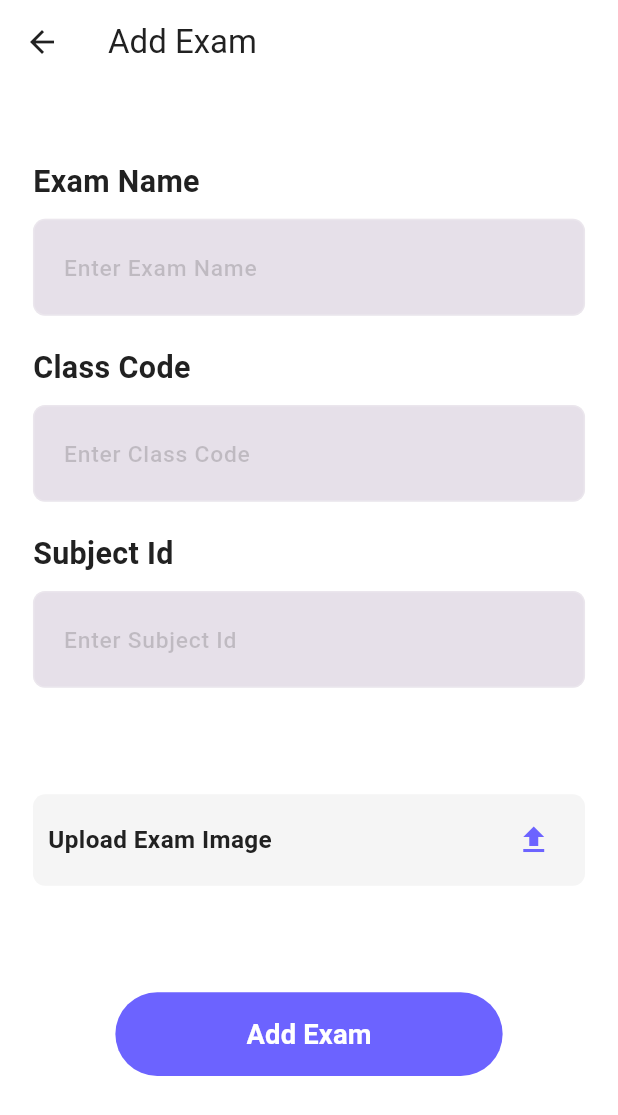
After one commit to DinaElamin/graduation_project, a Flutter app: the AddExamPage screen opened by its route, on a phone screen of 412 x 824 dp. The commit adds this screen. Shown: the top 1115 px of the screen. Run offline on Flutter 3.47's test engine with Material 3 defaults, Android fonts, the phone set to English and light mode, and no system bars; our stand-ins replace buttons_tabbar, dio, dropdown_button2, flutter_screenutil, freezed_annotation, get and 3 more; missing offline and left inert: klocalizations_flutter; generated files the repository leaves out were written again; statements that could not run were skipped.

Commit message:
add exam page design

```diff
--- a/lib/core/Routing/app_router.dart
+++ b/lib/core/Routing/app_router.dart
@@ -1,4 +1,5 @@
 
+import 'package:ablexa/features/feature_add_exam_page/presentations/screens/add_exam_page.dart';
 import 'package:ablexa/features/feature_add_grade_page/presentations/screens/add_grade_page.dart';
 import 'package:ablexa/features/feature_add_student_page/presentations/screens/feature_add_student_page.dart';
 import 'package:ablexa/features/feature_add_teacher_page/presentations/screens/add_teacher_page.dart';
@@ -117,6 +118,11 @@ class AppRouter {
         return MaterialPageRoute(
           builder: (context) =>  const ProfileTeacherPage(),
         );
+    // add Exam page
+      case Routes.addExamPage:
+        return MaterialPageRoute(
+          builder: (context) =>  const AddExamPage(),
+        );
       default:
         return MaterialPageRoute(
           builder: (context) => Scaffold(
--- a/lib/core/Routing/routers.dart
+++ b/lib/core/Routing/routers.dart
@@ -18,4 +18,5 @@ class Routes {
   static const teacherHomePage =  "/teacherHomePage";
   static const studentsPage = "/studentsPage";
   static const teacherProfilePage = "/teacherProfilePage";
+  static const addExamPage ="/addExamPage";
 }
--- /dev/null
+++ b/lib/features/feature_add_exam_page/presentations/screens/add_exam_page.dart
@@ -0,0 +1,73 @@
+import 'package:ablexa/core/shared_widgets/app_elevated_button.dart';
+import 'package:ablexa/core/shared_widgets/app_text_feild.dart';
+import 'package:ablexa/core/theming/spacing.dart';
+import 'package:flutter/material.dart';
+import 'package:flutter_screenutil/flutter_screenutil.dart';
+
+import '../../../../core/theming/colors.dart';
+import '../../../../core/theming/styles.dart';
+import '../../../../generated/l10n.dart';
+
+class AddExamPage extends StatelessWidget {
+  const AddExamPage({super.key});
+
+  @override
+  Widget build(BuildContext context) {
+    return Scaffold(
+      appBar: AppBar(
+        title: Text(S.of(context).add_exam),
+        elevation: 0,
+        backgroundColor: ColorsManager.mainWhite,
+        foregroundColor: ColorsManager.mainBlack,
+      ),
+      body: ListView(children: [
+        verticalSpacing(50),
+        Padding(
+          padding:  EdgeInsets.only(left: 20.w,right: 20.w),
+          child: Column(
+            crossAxisAlignment: CrossAxisAlignment.start,
+            mainAxisAlignment: MainAxisAlignment.start,
+            children: [
+            Text(S.of(context).exam_name,style: TextStyles.font20BoldBlack,),
+            verticalSpacing(10),
+            AppTextFormField(hintText: S.of(context).enter_exam_name, validator:(p0) {
+
+            },),
+            verticalSpacing(20),
+            Text(S.of(context).class_code,style: TextStyles.font20BoldBlack,),
+            verticalSpacing(10),
+            AppTextFormField(hintText: S.of(context).enter_class_code, validator: (p0) {
+
+            },),
+            verticalSpacing(20),
+            Text(S.of(context).subject_id,style: TextStyles.font20BoldBlack,),
+            verticalSpacing(10),
+            AppTextFormField(
+              hintText: S.of(context).enter_subject_id, validator: (p0) {
+
+            },),
+              verticalSpacing(70),
+            Container(
+              padding: EdgeInsets.all(10.sp),
+              height: 60.h,
+              decoration:
+              BoxDecoration(color: ColorsManager.grey,borderRadius: BorderRadius.circular(8.sp),
+              ),
+              child: Row(
+                  mainAxisAlignment: MainAxisAlignment.spaceBetween,
+                  children: [
+                Text(S.of(context).upload_exam_image,style: TextStyles.font20BoldBlack.copyWith(fontSize: 16.sp),),
+                IconButton(onPressed: (){}, icon: const Icon(Icons.upload),color: ColorsManager.mainColor),
+
+              ]),),
+            verticalSpacing(70),
+            Padding(
+              padding:  EdgeInsets.only(left: 50.w,right: 50.w),
+              child: AppTextButton(textButton: S.of(context).add_exam, onPressed: (){}),
+            )
+          ],),
+        )
+      ]),
+    );
+  }
+}
--- a/lib/features/feature_profile_teacher_page/presentations/widgets/text_form_field_profile_manager.dart
+++ b/lib/features/feature_profile_teacher_page/presentations/widgets/text_form_field_profile_manager.dart
@@ -1,7 +1,9 @@
+import 'package:ablexa/core/helper/extentions.dart';
 import 'package:ablexa/core/shared_widgets/app_elevated_button.dart';
 import 'package:flutter/material.dart';
 import 'package:flutter_screenutil/flutter_screenutil.dart';
 
+import '../../../../core/Routing/routers.dart';
 import '../../../../core/shared_widgets/app_text_feild.dart';
 import '../../../../core/theming/image_manager.dart';
 import '../../../../core/theming/spacing.dart';
@@ -76,7 +78,9 @@ class TextFormFieldProfileManager extends StatelessWidget {
             padding:  EdgeInsets.only(left: 50.w,right: 50.w),
             child: AppTextButton(
 
-                textButton: S.of(context).add_new_exam, onPressed: (){}),
+                textButton: S.of(context).add_exam, onPressed: (){
+                  context.pushNamed(Routes.addExamPage);
+            }),
           )
         ],
       ),
--- a/lib/l10n/intl_ar.arb
+++ b/lib/l10n/intl_ar.arb
@@ -73,5 +73,10 @@
   "semester_one_subject": "المواد الدراسية في الفصل الدراسي الأول",
   "semester_two_subject": "المواد الدراسية في الفصل الدراسي الثاني",
   "teacher_home": "صفحة المدرس",
-  "add_new_exam": "اضافة امتحان جديد"
+  "add_exam": "إضافة امتحان",
+  "exam_name": "اسم الامتحان",
+  "enter_exam_name": "أدخل اسم الامتحان",
+  "subject_id": "معرف المادة",
+  "enter_subject_id": "أدخل معرف المادة",
+  "upload_exam_image": "تحميل صورة الامتحان"
 }
--- a/lib/l10n/intl_en.arb
+++ b/lib/l10n/intl_en.arb
@@ -74,5 +74,10 @@
  "semester_one_subject": "Semester One Subject",
  "semester_two_subject": "Semester Two Subject",
  "teacher_home": "Teacher Home",
- "add_new_exam": "Add New Exam"
+ "add_exam": "Add Exam",
+ "exam_name": "Exam Name",
+ "enter_exam_name": "Enter Exam Name",
+ "subject_id": "Subject Id",
+ "enter_subject_id": "Enter Subject Id",
+ "upload_exam_image": "Upload Exam Image"
 }
```
Also changed, not shown: lib/features/feature_teacher_home_page/presentations/widgets/profile_and_setting_widget.dart (+6 -5 lines), lib/generated/intl/messages_ar.dart, lib/generated/intl/messages_en.dart, lib/generated/l10n.dart.
